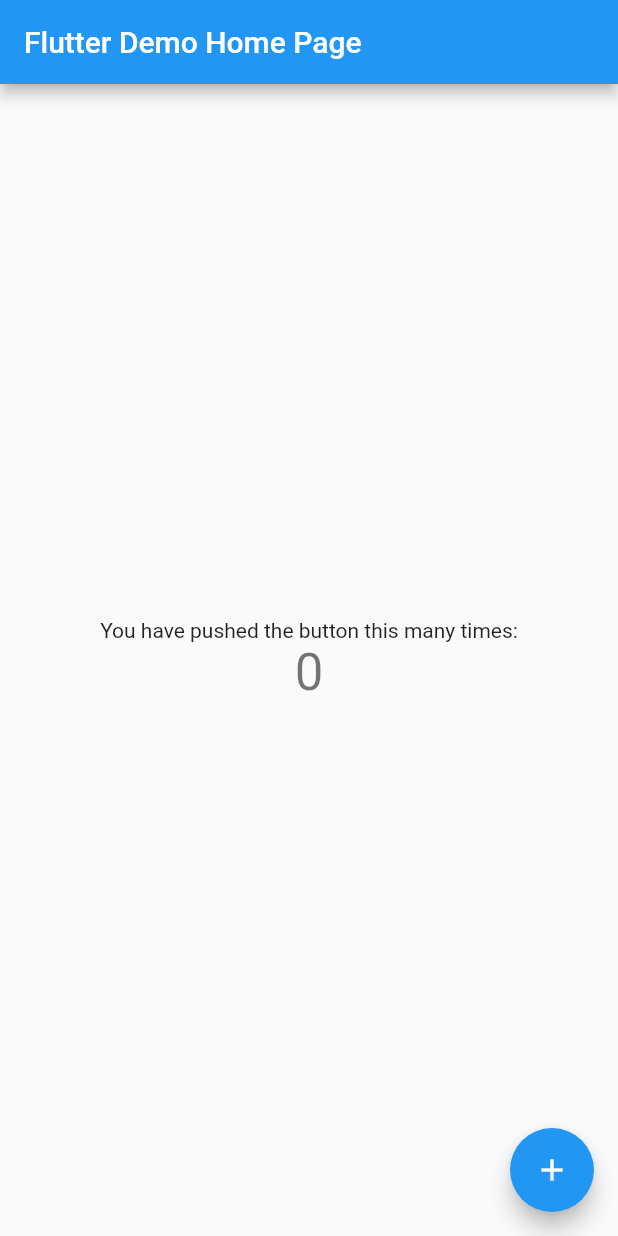
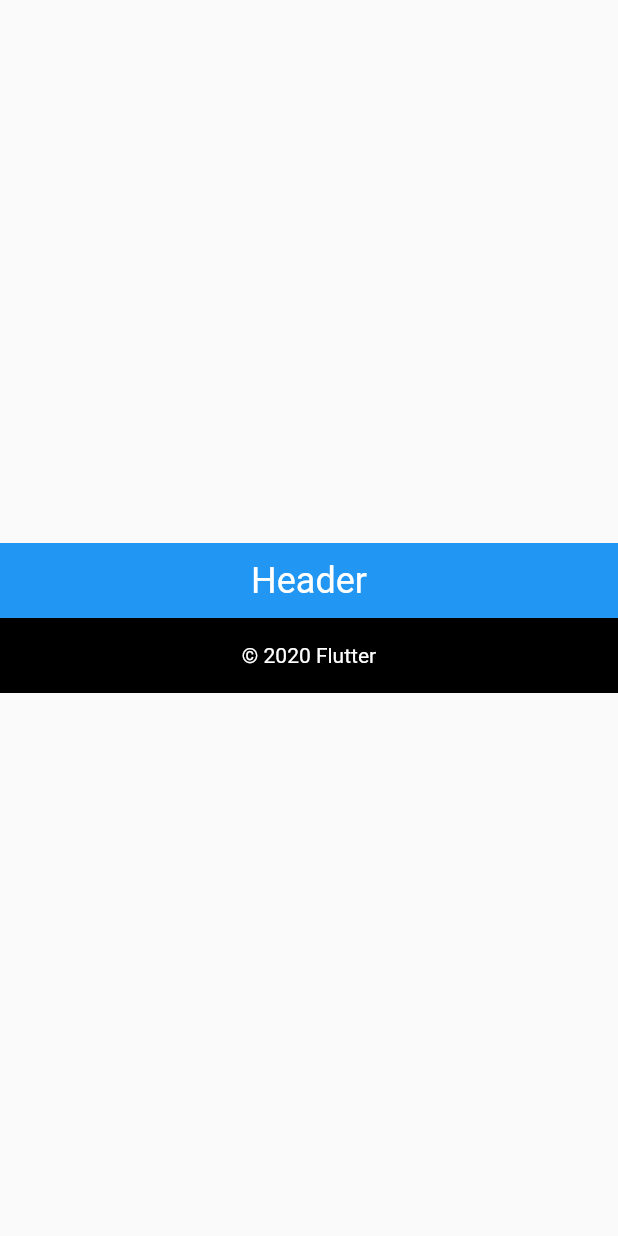
Before and after one commit to Nouuu/Flutter-ESGI-2022-CC1, a Flutter app: the screen it shows after launch, on a phone screen of 412 x 824 dp. Run offline on Flutter 3.47's test engine with Material 2 defaults, Android fonts, the phone set to English and light mode, and no system bars.

Commit message:
play with project

```diff
--- a/lib/main.dart
+++ b/lib/main.dart
@@ -1,4 +1,5 @@
 import 'package:flutter/material.dart';
+import 'package:pringle_selector/ui/home.dart';
 
 void main() {
   runApp(const MyApp());
@@ -7,109 +8,22 @@ void main() {
 class MyApp extends StatelessWidget {
   const MyApp({super.key});
 
-  // This widget is the root of your application.
   @override
   Widget build(BuildContext context) {
     return MaterialApp(
-      title: 'Flutter Demo',
+      title: 'Pringle selector',
       theme: ThemeData(
-        // This is the theme of your application.
-        //
-        // Try running your application with "flutter run". You'll see the
-        // application has a blue toolbar. Then, without quitting the app, try
-        // changing the primarySwatch below to Colors.green and then invoke
-        // "hot reload" (press "r" in the console where you ran "flutter run",
-        // or simply save your changes to "hot reload" in a Flutter IDE).
-        // Notice that the counter didn't reset back to zero; the application
-        // is not restarted.
-        primarySwatch: Colors.blue,
+        textTheme: const TextTheme(
+          headline1: TextStyle(
+            fontSize: 28.0,
+            fontWeight: FontWeight.bold,
+            color: Colors.greenAccent,
+          ),
+        ),
       ),
-      home: const MyHomePage(title: 'Flutter Demo Home Page'),
+      home: Home(
+        title: 'Pringle selector',
+      ),
     );
   }
 }
-
-class MyHomePage extends StatefulWidget {
-  const MyHomePage({super.key, required this.title});
-
-  // This widget is the home page of your application. It is stateful, meaning
-  // that it has a State object (defined below) that contains fields that affect
-  // how it looks.
-
-  // This class is the configuration for the state. It holds the values (in this
-  // case the title) provided by the parent (in this case the App widget) and
-  // used by the build method of the State. Fields in a Widget subclass are
-  // always marked "final".
-
-  final String title;
-
-  @override
-  State<MyHomePage> createState() => _MyHomePageState();
-}
-
-class _MyHomePageState extends State<MyHomePage> {
-  int _counter = 0;
-
-  void _incrementCounter() {
-    setState(() {
-      // This call to setState tells the Flutter framework that something has
-      // changed in this State, which causes it to rerun the build method below
-      // so that the display can reflect the updated values. If we changed
-      // _counter without calling setState(), then the build method would not be
-      // called again, and so nothing would appear to happen.
-      _counter++;
-    });
-  }
-
-  @override
-  Widget build(BuildContext context) {
-    // This method is rerun every time setState is called, for instance as done
-    // by the _incrementCounter method above.
-    //
-    // The Flutter framework has been optimized to make rerunning build methods
-    // fast, so that you can just rebuild anything that needs updating rather
-    // than having to individually change instances of widgets.
-    return Scaffold(
-      appBar: AppBar(
-        // Here we take the value from the MyHomePage object that was created by
-        // the App.build method, and use it to set our appbar title.
-        title: Text(widget.title),
-      ),
-      body: Center(
-        // Center is a layout widget. It takes a single child and positions it
-        // in the middle of the parent.
-        child: Column(
-          // Column is also a layout widget. It takes a list of children and
-          // arranges them vertically. By default, it sizes itself to fit its
-          // children horizontally, and tries to be as tall as its parent.
-          //
-          // Invoke "debug painting" (press "p" in the console, choose the
-          // "Toggle Debug Paint" action from the Flutter Inspector in Android
-          // Studio, or the "Toggle Debug Paint" command in Visual Studio Code)
-          // to see the wireframe for each widget.
-          //
-          // Column has various properties to control how it sizes itself and
-          // how it positions its children. Here we use mainAxisAlignment to
-          // center the children vertically; the main axis here is the vertical
-          // axis because Columns are vertical (the cross axis would be
-          // horizontal).
-          mainAxisAlignment: MainAxisAlignment.center,
-          children: <Widget>[
-            const Text(
-              'You have pushed the button this many times:',
-            ),
-            Text(
-              '$_counter',
-              style: Theme.of(context).textTheme.headline4,
-            ),
-          ],
-        ),
-      ),
-      floatingActionButton: FloatingActionButton(
-        onPressed: _incrementCounter,
-        tooltip: 'Increment',
-        child: const Icon(Icons.add),
-      ), // This trailing comma makes auto-formatting nicer for build methods.
-    );
-  }
-}
--- /dev/null
+++ b/lib/model/choice_item.dart
@@ -0,0 +1,14 @@
+class ChoiceItem {
+  bool _isSelected = false;
+  final String title;
+
+  ChoiceItem({
+    required this.title,
+  });
+
+  bool get isSelected => _isSelected;
+
+  void select() => _isSelected = true;
+
+  void unselect() => _isSelected = false;
+}
--- /dev/null
+++ b/lib/services/choice_item_service.dart
@@ -0,0 +1,21 @@
+import '../model/choice_item.dart';
+
+class ChoiceService {
+  final _choiceList = <ChoiceItem>[];
+
+  void addChoice(ChoiceItem choice) {
+    int choiceIndexes =
+        _choiceList.indexWhere((element) => element.title == choice.title);
+    if (choiceIndexes == -1) {
+      _choiceList.add(choice);
+    }
+  }
+
+  void removeChoice(String title) {
+    _choiceList.removeWhere((choice) => choice.title == title);
+  }
+
+  List<ChoiceItem> get choices => List.of(_choiceList);
+
+  int get count => _choiceList.length;
+}
--- /dev/null
+++ b/lib/ui/footer.dart
@@ -0,0 +1,19 @@
+import 'package:flutter/material.dart';
+
+class Footer extends StatelessWidget {
+  const Footer({Key? key}) : super(key: key);
+
+  @override
+  Widget build(BuildContext context) {
+    return Container(
+      height: 50,
+      color: Colors.black,
+      child: const Center(
+        child: Text(
+          '© 2020 Flutter',
+          style: TextStyle(color: Colors.white),
+        ),
+      ),
+    );
+  }
+}
--- /dev/null
+++ b/lib/ui/header.dart
@@ -0,0 +1,22 @@
+import 'package:flutter/material.dart';
+
+class Header extends StatelessWidget {
+  const Header({Key? key}) : super(key: key);
+
+  @override
+  Widget build(BuildContext context) {
+    return Container(
+      constraints: const BoxConstraints.expand(height: 50),
+      color: Colors.blue,
+      child: const Center(
+        child: Text(
+          'Header',
+          style: TextStyle(
+            color: Colors.white,
+            fontSize: 24,
+          ),
+        ),
+      ),
+    );
+  }
+}
--- /dev/null
+++ b/lib/ui/home.dart
@@ -0,0 +1,31 @@
+import 'package:flutter/material.dart';
+import 'package:pringle_selector/ui/footer.dart';
+import 'package:pringle_selector/ui/header.dart';
+
+class Home extends StatefulWidget {
+  final String title;
+
+  Home({
+    super.key,
+    required this.title,
+  });
+
+  @override
+  State<Home> createState() => _HomeState();
+}
+
+class _HomeState extends State<Home> {
+  @override
+  Widget build(BuildContext context) {
+    return Scaffold(
+      body: Center(
+          child: Column(
+        mainAxisAlignment: MainAxisAlignment.center,
+        children: const [
+          Header(),
+          Footer(),
+        ],
+      )),
+    );
+  }
+}
```
Also changed, not shown: 1 other file.
